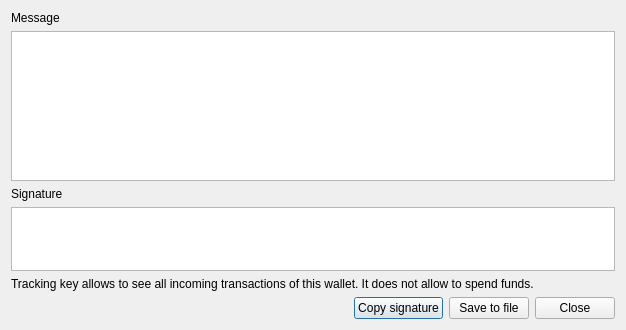
cryptonotefoundation/cryptonotewallet, file src/gui/ui/signmessagedialog.ui: the form before one commit.
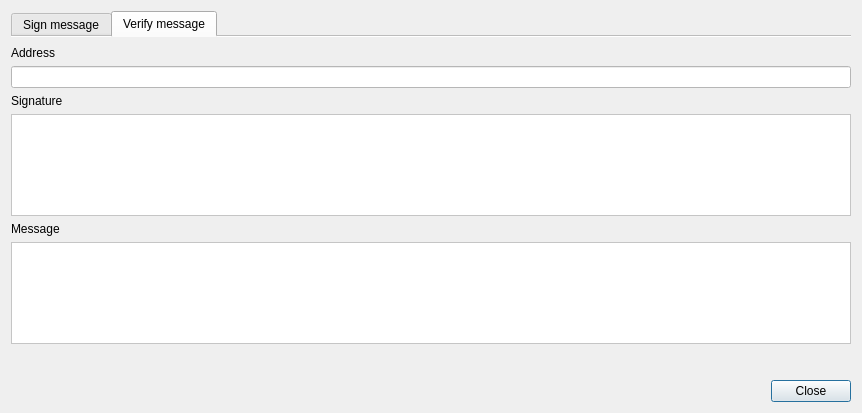
The form after the commit. The open tabs and pages were chosen to show the change. Icons and pictures are not drawn.

Commit message: Add verify signed message

Patch:
```diff
--- a/src/gui/ui/signmessagedialog.ui
+++ b/src/gui/ui/signmessagedialog.ui
@@ -6,8 +6,8 @@
    <rect>
     <x>0</x>
     <y>0</y>
-    <width>626</width>
-    <height>330</height>
+    <width>862</width>
+    <height>413</height>
    </rect>
   </property>
   <property name="minimumSize">
@@ -29,73 +29,8 @@
    <iconset resource="../../resources.qrc">
     <normaloff>:/images/cryptonote</normaloff>:/images/cryptonote</iconset>
   </property>
-  <layout class="QVBoxLayout" name="verticalLayout">
-   <item>
-    <widget class="QLabel" name="label_2">
-     <property name="text">
-      <string>Message</string>
-     </property>
-    </widget>
-   </item>
-   <item>
-    <widget class="QTextEdit" name="m_messageEdit">
-     <property name="sizePolicy">
-      <sizepolicy hsizetype="Expanding" vsizetype="MinimumExpanding">
-       <horstretch>0</horstretch>
-       <verstretch>0</verstretch>
-      </sizepolicy>
-     </property>
-     <property name="minimumSize">
-      <size>
-       <width>0</width>
-       <height>150</height>
-      </size>
-     </property>
-     <property name="baseSize">
-      <size>
-       <width>0</width>
-       <height>0</height>
-      </size>
-     </property>
-    </widget>
-   </item>
-   <item>
-    <widget class="QLabel" name="label_3">
-     <property name="text">
-      <string>Signature</string>
-     </property>
-    </widget>
-   </item>
-   <item>
-    <widget class="QTextEdit" name="m_signatureEdit">
-     <property name="sizePolicy">
-      <sizepolicy hsizetype="Expanding" vsizetype="Preferred">
-       <horstretch>0</horstretch>
-       <verstretch>0</verstretch>
-      </sizepolicy>
-     </property>
-     <property name="minimumSize">
-      <size>
-       <width>0</width>
-       <height>50</height>
-      </size>
-     </property>
-     <property name="baseSize">
-      <size>
-       <width>0</width>
-       <height>0</height>
-      </size>
-     </property>
-    </widget>
-   </item>
-   <item>
-    <widget class="QLabel" name="label">
-     <property name="text">
-      <string>Tracking key allows to see all incoming transactions of this wallet. It does not allow to spend funds.</string>
-     </property>
-    </widget>
-   </item>
-   <item>
+  <layout class="QGridLayout" name="gridLayout">
+   <item row="1" column="0">
     <layout class="QHBoxLayout" name="horizontalLayout">
      <item>
       <spacer name="horizontalSpacer">
@@ -110,28 +45,6 @@
        </property>
       </spacer>
      </item>
-     <item>
-      <widget class="QPushButton" name="m_copyMessageButton">
-       <property name="text">
-        <string>Copy signature</string>
-       </property>
-       <property name="icon">
-        <iconset resource="../../resources.qrc">
-         <normaloff>:/icons/copy_white</normaloff>:/icons/copy_white</iconset>
-       </property>
-      </widget>
-     </item>
-     <item>
-      <widget class="QPushButton" name="m_saveMessageButton">
-       <property name="text">
-        <string>Save to file</string>
-       </property>
-       <property name="icon">
-        <iconset resource="../../resources.qrc">
-         <normaloff>:/icons/save</normaloff>:/icons/save</iconset>
-       </property>
-      </widget>
-     </item>
      <item>
       <widget class="QPushButton" name="ClosePushButton">
        <property name="text">
@@ -141,6 +54,214 @@
      </item>
     </layout>
    </item>
+   <item row="0" column="0">
+    <widget class="QTabWidget" name="m_tabWidget">
+     <property name="autoFillBackground">
+      <bool>true</bool>
+     </property>
+     <property name="styleSheet">
+      <string notr="true"/>
+     </property>
+     <property name="currentIndex">
+      <number>0</number>
+     </property>
+     <property name="documentMode">
+      <bool>true</bool>
+     </property>
+     <widget class="QWidget" name="m_signTab">
+      <property name="autoFillBackground">
+       <bool>false</bool>
+      </property>
+      <property name="styleSheet">
+       <string notr="true">background-color: transparent;</string>
+      </property>
+      <attribute name="title">
+       <string>Sign message</string>
+      </attribute>
+      <layout class="QVBoxLayout" name="verticalLayout_2">
+       <property name="spacing">
+        <number>6</number>
+       </property>
+       <property name="leftMargin">
+        <number>0</number>
+       </property>
+       <property name="topMargin">
+        <number>9</number>
+       </property>
+       <property name="rightMargin">
+        <number>0</number>
+       </property>
+       <property name="bottomMargin">
+        <number>0</number>
+       </property>
+       <item>
+        <layout class="QVBoxLayout" name="verticalLayout">
+         <item>
+          <widget class="QLabel" name="label_2">
+           <property name="text">
+            <string>Message</string>
+           </property>
+          </widget>
+         </item>
+         <item>
+          <widget class="QTextEdit" name="m_messageEdit">
+           <property name="sizePolicy">
+            <sizepolicy hsizetype="Expanding" vsizetype="MinimumExpanding">
+             <horstretch>0</horstretch>
+             <verstretch>0</verstretch>
+            </sizepolicy>
+           </property>
+           <property name="minimumSize">
+            <size>
+             <width>0</width>
+             <height>100</height>
+            </size>
+           </property>
+           <property name="baseSize">
+            <size>
+             <width>0</width>
+             <height>0</height>
+            </size>
+           </property>
+           <property name="styleSheet">
+            <string notr="true">background-color: white;</string>
+           </property>
+          </widget>
+         </item>
+         <item>
+          <widget class="QLabel" name="label_3">
+           <property name="text">
+            <string>Signature</string>
+           </property>
+          </widget>
+         </item>
+         <item>
+          <widget class="QTextEdit" name="m_signatureEdit">
+           <property name="sizePolicy">
+            <sizepolicy hsizetype="Expanding" vsizetype="Preferred">
+             <horstretch>0</horstretch>
+             <verstretch>0</verstretch>
+            </sizepolicy>
+           </property>
+           <property name="minimumSize">
+            <size>
+             <width>0</width>
+             <height>25</height>
+            </size>
+           </property>
+           <property name="baseSize">
+            <size>
+             <width>0</width>
+             <height>0</height>
+            </size>
+           </property>
+           <property name="styleSheet">
+            <string notr="true">background-color: white;</string>
+           </property>
+          </widget>
+         </item>
+        </layout>
+       </item>
+      </layout>
+     </widget>
+     <widget class="QWidget" name="m_verifyTab">
+      <property name="autoFillBackground">
+       <bool>false</bool>
+      </property>
+      <property name="styleSheet">
+       <string notr="true">background-color: transparent;</string>
+      </property>
+      <attribute name="title">
+       <string>Verify message</string>
+      </attribute>
+      <layout class="QVBoxLayout" name="verticalLayout_4">
+       <property name="spacing">
+        <number>6</number>
+       </property>
+       <property name="leftMargin">
+        <number>0</number>
+       </property>
+       <property name="rightMargin">
+        <number>0</number>
+       </property>
+       <property name="bottomMargin">
+        <number>0</number>
+       </property>
+       <item>
+        <layout class="QVBoxLayout" name="verticalLayout_3">
+         <item>
+          <widget class="QLabel" name="m_addressLabel">
+           <property name="text">
+            <string>Address</string>
+           </property>
+          </widget>
+         </item>
+         <item>
+          <widget class="QLineEdit" name="m_addressEdit">
+           <property name="styleSheet">
+            <string notr="true">background-color: white;</string>
+           </property>
+          </widget>
+         </item>
+         <item>
+          <widget class="QLabel" name="m_verifySignatureLabel">
+           <property name="text">
+            <string>Signature</string>
+           </property>
+          </widget>
+         </item>
+         <item>
+          <widget class="QTextEdit" name="m_verifySignatureEdit">
+           <property name="minimumSize">
+            <size>
+             <width>0</width>
+             <height>25</height>
+            </size>
+           </property>
+           <property name="styleSheet">
+            <string notr="true">background-color: white;</string>
+           </property>
+          </widget>
+         </item>
+         <item>
+          <widget class="QLabel" name="m_verifyMessageLabel">
+           <property name="text">
+            <string>Message</string>
+           </property>
+          </widget>
+         </item>
+         <item>
+          <widget class="QTextEdit" name="m_verifyMessageEdit">
+           <property name="minimumSize">
+            <size>
+             <width>0</width>
+             <height>100</height>
+            </size>
+           </property>
+           <property name="styleSheet">
+            <string notr="true">background-color: white;</string>
+           </property>
+          </widget>
+         </item>
+        </layout>
+       </item>
+       <item>
+        <widget class="QLabel" name="m_verificationResult">
+         <property name="minimumSize">
+          <size>
+           <width>0</width>
+           <height>24</height>
+          </size>
+         </property>
+         <property name="text">
+          <string/>
+         </property>
+        </widget>
+       </item>
+      </layout>
+     </widget>
+    </widget>
+   </item>
   </layout>
  </widget>
  <resources>
```
Left out of the diff: 98 changed lines with no effect on the pictures. The commit also changes 6 other files.
